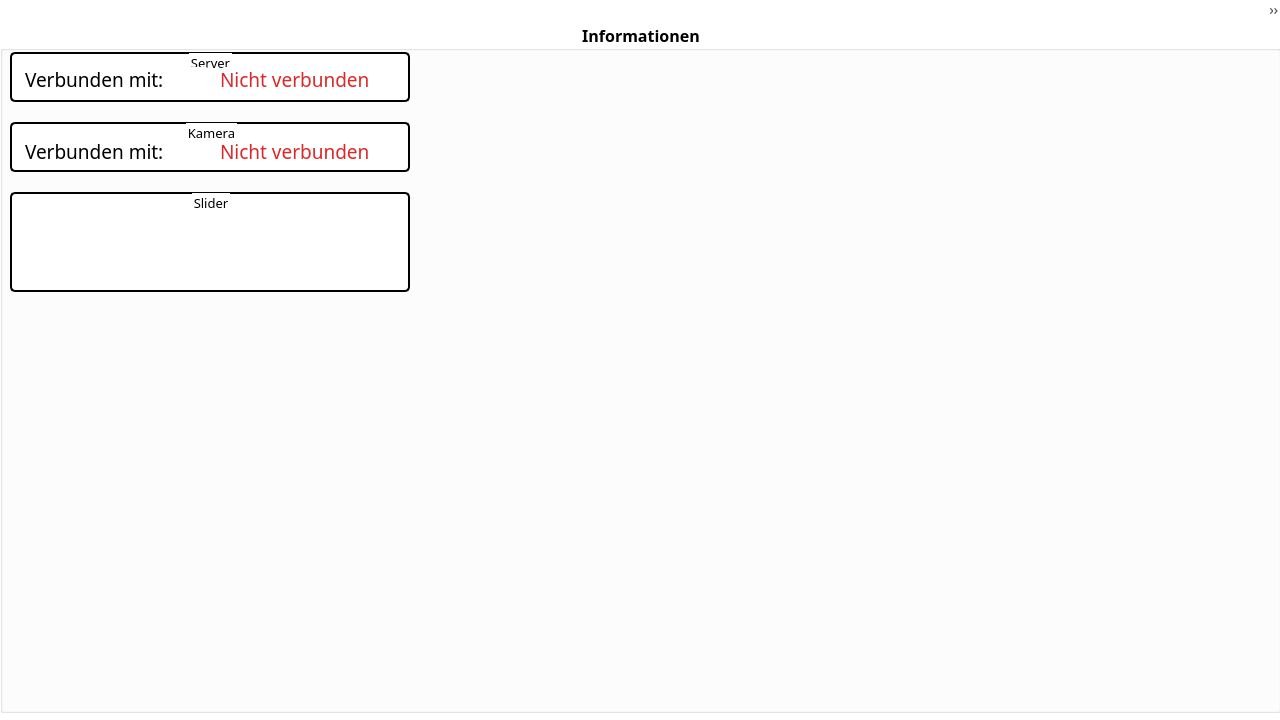
The window that UI/main_window.ui (FilipBruehl/camera_slider) describes before a commit, drawn with Qt 5.
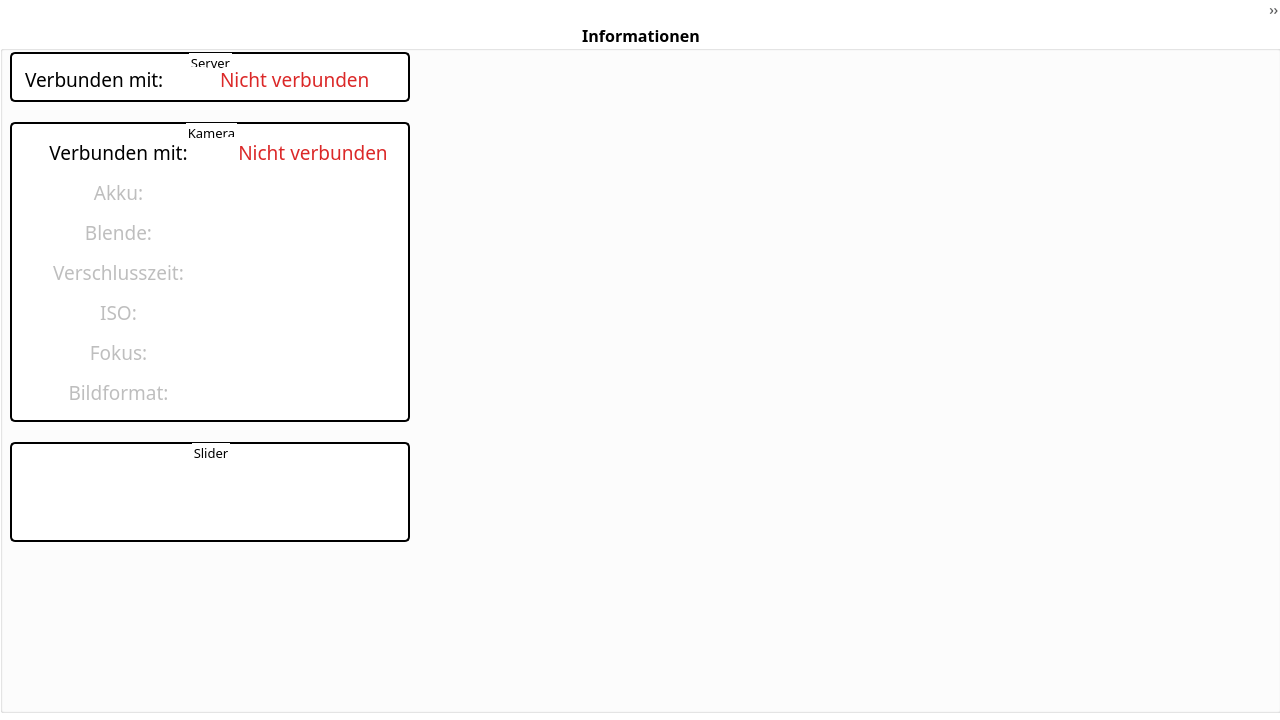
The same window after the commit.

Commit message: - Minor update to MainWindow ui - addet motor.py to server-side

```diff
--- a/UI/main_window.ui
+++ b/UI/main_window.ui
@@ -64,6 +64,9 @@
       <layout class="QVBoxLayout" name="verticalLayout_right">
        <item>
         <widget class="QGroupBox" name="groupBox_info">
+         <property name="enabled">
+          <bool>true</bool>
+         </property>
          <property name="font">
           <font>
            <family>Bahnschrift</family>
@@ -185,19 +188,19 @@
             <x>10</x>
             <y>100</y>
             <width>400</width>
-            <height>50</height>
+            <height>300</height>
            </rect>
           </property>
           <property name="minimumSize">
            <size>
             <width>400</width>
-            <height>50</height>
+            <height>300</height>
            </size>
           </property>
           <property name="maximumSize">
            <size>
             <width>400</width>
-            <height>50</height>
+            <height>300</height>
            </size>
           </property>
           <property name="font">
@@ -218,36 +221,39 @@
           <property name="alignment">
            <set>Qt::AlignCenter</set>
           </property>
-          <widget class="QLabel" name="label_info_camera">
-           <property name="geometry">
-            <rect>
-             <x>15</x>
-             <y>15</y>
-             <width>187</width>
-             <height>29</height>
-            </rect>
-           </property>
-           <property name="font">
-            <font>
-             <family>Bahnschrift</family>
-             <pointsize>14</pointsize>
-            </font>
-           </property>
-           <property name="styleSheet">
-            <string notr="true">border: none;
-background-color: transparent;</string>
-           </property>
-           <property name="text">
-            <string>Verbunden mit:</string>
-           </property>
-          </widget>
           <widget class="QLabel" name="label_info_camera_name">
            <property name="geometry">
             <rect>
+             <x>15</x>
+             <y>15</y>
+             <width>187</width>
+             <height>30</height>
+            </rect>
+           </property>
+           <property name="font">
+            <font>
+             <family>Bahnschrift</family>
+             <pointsize>14</pointsize>
+            </font>
+           </property>
+           <property name="styleSheet">
+            <string notr="true">border: none;
+background-color: transparent;</string>
+           </property>
+           <property name="text">
+            <string>Verbunden mit:</string>
+           </property>
+           <property name="alignment">
+            <set>Qt::AlignCenter</set>
+           </property>
+          </widget>
+          <widget class="QLabel" name="input_info_camera_name">
+           <property name="geometry">
+            <rect>
              <x>210</x>
              <y>15</y>
              <width>186</width>
-             <height>29</height>
+             <height>30</height>
             </rect>
            </property>
            <property name="font">
@@ -257,20 +263,364 @@
             </font>
            </property>
            <property name="styleSheet">
-            <string notr="true">background-color: transparent;
-border: none;
+            <string notr="true">border: none;
 color: #DB2828;</string>
            </property>
            <property name="text">
             <string>Nicht verbunden</string>
            </property>
+           <property name="alignment">
+            <set>Qt::AlignCenter</set>
+           </property>
+          </widget>
+          <widget class="QLabel" name="label_info_camera_akku">
+           <property name="enabled">
+            <bool>false</bool>
+           </property>
+           <property name="geometry">
+            <rect>
+             <x>15</x>
+             <y>55</y>
+             <width>187</width>
+             <height>30</height>
+            </rect>
+           </property>
+           <property name="font">
+            <font>
+             <family>Bahnschrift</family>
+             <pointsize>14</pointsize>
+            </font>
+           </property>
+           <property name="styleSheet">
+            <string notr="true">border: none;
+background-color: transparent;</string>
+           </property>
+           <property name="text">
+            <string>Akku:</string>
+           </property>
+           <property name="alignment">
+            <set>Qt::AlignCenter</set>
+           </property>
+          </widget>
+          <widget class="QLabel" name="label_info_camera_blende">
+           <property name="enabled">
+            <bool>false</bool>
+           </property>
+           <property name="geometry">
+            <rect>
+             <x>15</x>
+             <y>95</y>
+             <width>187</width>
+             <height>30</height>
+            </rect>
+           </property>
+           <property name="font">
+            <font>
+             <family>Bahnschrift</family>
+             <pointsize>14</pointsize>
+            </font>
+           </property>
+           <property name="styleSheet">
+            <string notr="true">border: none;
+background-color: transparent;</string>
+           </property>
+           <property name="text">
+            <string>Blende:</string>
+           </property>
+           <property name="alignment">
+            <set>Qt::AlignCenter</set>
+           </property>
+          </widget>
+          <widget class="QLabel" name="label_info_camera_shutter">
+           <property name="enabled">
+            <bool>false</bool>
+           </property>
+           <property name="geometry">
+            <rect>
+             <x>15</x>
+             <y>135</y>
+             <width>187</width>
+             <height>30</height>
+            </rect>
+           </property>
+           <property name="font">
+            <font>
+             <family>Bahnschrift</family>
+             <pointsize>14</pointsize>
+            </font>
+           </property>
+           <property name="styleSheet">
+            <string notr="true">border: none;
+background-color: transparent;</string>
+           </property>
+           <property name="text">
+            <string>Verschlusszeit:</string>
+           </property>
+           <property name="alignment">
+            <set>Qt::AlignCenter</set>
+           </property>
+          </widget>
+          <widget class="QLabel" name="label_info_camera_iso">
+           <property name="enabled">
+            <bool>false</bool>
+           </property>
+           <property name="geometry">
+            <rect>
+             <x>15</x>
+             <y>175</y>
+             <width>187</width>
+             <height>30</height>
+            </rect>
+           </property>
+           <property name="font">
+            <font>
+             <family>Bahnschrift</family>
+             <pointsize>14</pointsize>
+            </font>
+           </property>
+           <property name="styleSheet">
+            <string notr="true">border: none;
+background-color: transparent;</string>
+           </property>
+           <property name="text">
+            <string>ISO:</string>
+           </property>
+           <property name="alignment">
+            <set>Qt::AlignCenter</set>
+           </property>
+          </widget>
+          <widget class="QLabel" name="label_info_camera_fokus">
+           <property name="enabled">
+            <bool>false</bool>
+           </property>
+           <property name="geometry">
+            <rect>
+             <x>15</x>
+             <y>215</y>
+             <width>187</width>
+             <height>30</height>
+            </rect>
+           </property>
+           <property name="font">
+            <font>
+             <family>Bahnschrift</family>
+             <pointsize>14</pointsize>
+            </font>
+           </property>
+           <property name="styleSheet">
+            <string notr="true">border: none;
+background-color: transparent;</string>
+           </property>
+           <property name="text">
+            <string>Fokus:</string>
+           </property>
+           <property name="alignment">
+            <set>Qt::AlignCenter</set>
+           </property>
+          </widget>
+          <widget class="QLabel" name="label_info_camera_format">
+           <property name="enabled">
+            <bool>false</bool>
+           </property>
+           <property name="geometry">
+            <rect>
+             <x>15</x>
+             <y>255</y>
+             <width>187</width>
+             <height>30</height>
+            </rect>
+           </property>
+           <property name="font">
+            <font>
+             <family>Bahnschrift</family>
+             <pointsize>14</pointsize>
+            </font>
+           </property>
+           <property name="styleSheet">
+            <string notr="true">border: none;
+background-color: transparent;</string>
+           </property>
+           <property name="text">
+            <string>Bildformat:</string>
+           </property>
+           <property name="alignment">
+            <set>Qt::AlignCenter</set>
+           </property>
+          </widget>
+          <widget class="QLabel" name="input_info_camera_akku">
+           <property name="enabled">
+            <bool>false</bool>
+           </property>
+           <property name="geometry">
+            <rect>
+             <x>210</x>
+             <y>55</y>
+             <width>186</width>
+             <height>30</height>
+            </rect>
+           </property>
+           <property name="font">
+            <font>
+             <family>Bahnschrift</family>
+             <pointsize>14</pointsize>
+            </font>
+           </property>
+           <property name="styleSheet">
+            <string notr="true">border: none;</string>
+           </property>
+           <property name="text">
+            <string/>
+           </property>
+           <property name="alignment">
+            <set>Qt::AlignCenter</set>
+           </property>
+          </widget>
+          <widget class="QLabel" name="input_info_camera_blende">
+           <property name="enabled">
+            <bool>true</bool>
+           </property>
+           <property name="geometry">
+            <rect>
+             <x>210</x>
+             <y>95</y>
+             <width>186</width>
+             <height>30</height>
+            </rect>
+           </property>
+           <property name="font">
+            <font>
+             <family>Bahnschrift</family>
+             <pointsize>14</pointsize>
+            </font>
+           </property>
+           <property name="styleSheet">
+            <string notr="true">border: none;</string>
+           </property>
+           <property name="text">
+            <string/>
+           </property>
+           <property name="alignment">
+            <set>Qt::AlignCenter</set>
+           </property>
+          </widget>
+          <widget class="QLabel" name="input_info_camera_shutter">
+           <property name="enabled">
+            <bool>false</bool>
+           </property>
+           <property name="geometry">
+            <rect>
+             <x>210</x>
+             <y>135</y>
+             <width>186</width>
+             <height>30</height>
+            </rect>
+           </property>
+           <property name="font">
+            <font>
+             <family>Bahnschrift</family>
+             <pointsize>14</pointsize>
+            </font>
+           </property>
+           <property name="styleSheet">
+            <string notr="true">border: none;</string>
+           </property>
+           <property name="text">
+            <string/>
+           </property>
+           <property name="alignment">
+            <set>Qt::AlignCenter</set>
+           </property>
+          </widget>
+          <widget class="QLabel" name="input_info_camera_iso">
+           <property name="enabled">
+            <bool>false</bool>
+           </property>
+           <property name="geometry">
+            <rect>
+             <x>210</x>
+             <y>175</y>
+             <width>186</width>
+             <height>30</height>
+            </rect>
+           </property>
+           <property name="font">
+            <font>
+             <family>Bahnschrift</family>
+             <pointsize>14</pointsize>
+            </font>
+           </property>
+           <property name="styleSheet">
+            <string notr="true">border: none;</string>
+           </property>
+           <property name="text">
+            <string/>
+           </property>
+           <property name="alignment">
+            <set>Qt::AlignCenter</set>
+           </property>
+          </widget>
+          <widget class="QLabel" name="input_info_camera_fokus">
+           <property name="enabled">
+            <bool>false</bool>
+           </property>
+           <property name="geometry">
+            <rect>
+             <x>210</x>
+             <y>215</y>
+             <width>186</width>
+             <height>30</height>
+            </rect>
+           </property>
+           <property name="font">
+            <font>
+             <family>Bahnschrift</family>
+             <pointsize>14</pointsize>
+            </font>
+           </property>
+           <property name="styleSheet">
+            <string notr="true">border: none;</string>
+           </property>
+           <property name="text">
+            <string/>
+           </property>
+           <property name="alignment">
+            <set>Qt::AlignCenter</set>
+           </property>
+          </widget>
+          <widget class="QLabel" name="input_info_camera_format">
+           <property name="enabled">
+            <bool>false</bool>
+           </property>
+           <property name="geometry">
+            <rect>
+             <x>210</x>
+             <y>255</y>
+             <width>186</width>
+             <height>30</height>
+            </rect>
+           </property>
+           <property name="font">
+            <font>
+             <family>Bahnschrift</family>
+             <pointsize>14</pointsize>
+            </font>
+           </property>
+           <property name="styleSheet">
+            <string notr="true">border: none;</string>
+           </property>
+           <property name="text">
+            <string/>
+           </property>
+           <property name="alignment">
+            <set>Qt::AlignCenter</set>
+           </property>
           </widget>
          </widget>
          <widget class="QGroupBox" name="groupBox_info_slider">
           <property name="geometry">
            <rect>
             <x>10</x>
-            <y>170</y>
+            <y>420</y>
             <width>400</width>
             <height>100</height>
            </rect>
```
Left out of the diff: 34 changed lines with no effect on the pictures. The commit also changes 3 other files.
